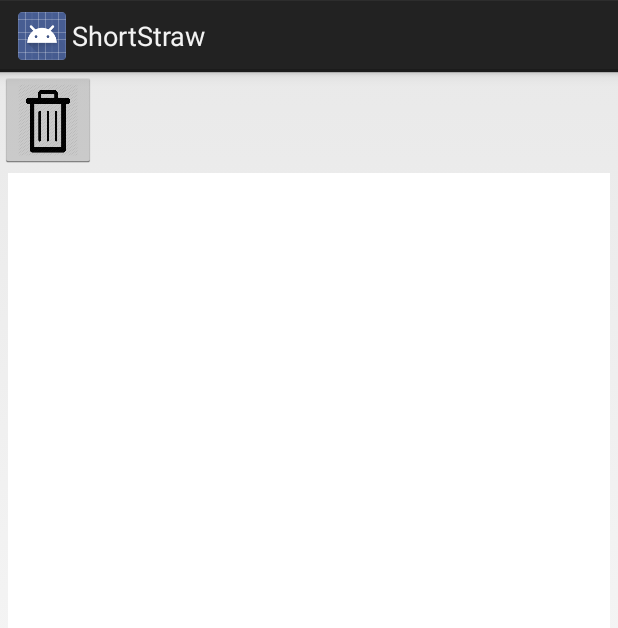
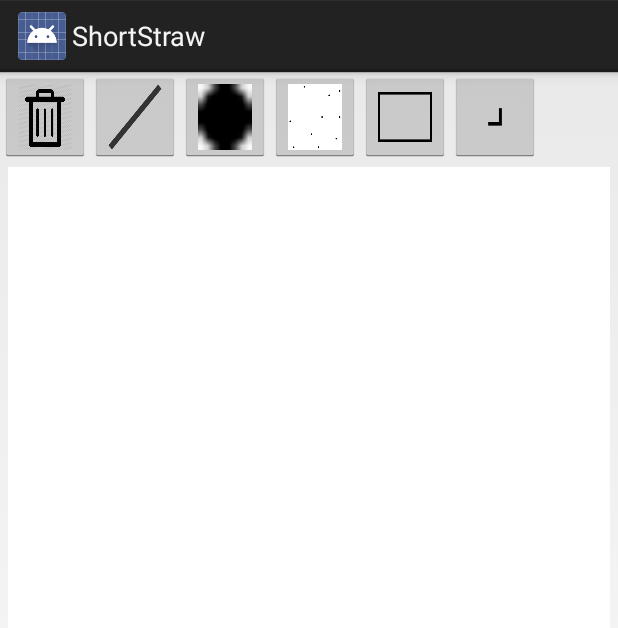
Before and after one commit to maxouille/ShortStraw, an Android app: the screen it shows after launch (MainActivity), on a phone screen of 412 x 824 dp. Shown: the top 628 px of the screen. Run offline under Robolectric (Android 15) with nearby library versions, the phone set to English and light mode, and no system bars.

Commit message:
Add buttons to see resampled poitns, line, not resampled points and corners Improvements : Error when just touch the screen Implement the shpae detection Improve the algorithm

```diff
--- a/app/src/main/java/com/master/shortstraw/DrawingPanel.java
+++ b/app/src/main/java/com/master/shortstraw/DrawingPanel.java
@@ -27,7 +27,7 @@ public class DrawingPanel extends View {
     //drawing path
     private Path drawPath;
     //drawing and canvas paint
-    private Paint drawPaintLine, drawPaintPoints, drawPaintCorners, canvasPaint;
+    private Paint drawPaintLine, drawPaintPoints, drawPaintSampledPoints, drawPaintCorners, drawPaintBox, canvasPaint;
     //initial color
     private int paintColor = 0xFF660000;
     //canvas
@@ -35,12 +35,23 @@ public class DrawingPanel extends View {
     //canvas bitmap
     private Bitmap canvasBitmap;
 
+    private boolean drawLine = true;
+    private boolean drawPoints = false;
+    private boolean drawSampledPoints = false;
+    private boolean drawBox = false;
+    private boolean drawCorners = true;
+
+    private ArrayList<PointF> cornerPoints;
+    private ShortStraw ss;
+
     public DrawingPanel(Context context, AttributeSet attrs){
         super(context, attrs);
         setupDrawing();
     }
 
     private void setupDrawing() {
+        ss = new ShortStraw(this);
+
         drawPath = new Path();
 
         //Set the drawPaintLine
@@ -63,6 +74,14 @@ public class DrawingPanel extends View {
         drawPaintPoints.setStrokeJoin(Paint.Join.ROUND);
         drawPaintPoints.setStrokeCap(Paint.Cap.ROUND);
 
+        //Set the drawPaintSampledPoints
+        drawPaintSampledPoints = new Paint();
+        drawPaintSampledPoints.setColor(0xFFDD2200);
+        drawPaintSampledPoints.setAntiAlias(true);
+        drawPaintSampledPoints.setStrokeWidth(20);
+        drawPaintSampledPoints.setStyle(Paint.Style.STROKE);
+        drawPaintSampledPoints.setStrokeJoin(Paint.Join.ROUND);
+        drawPaintSampledPoints.setStrokeCap(Paint.Cap.ROUND);
 
         //Set the drawPaintCorner
         drawPaintCorners = new Paint();
@@ -73,8 +92,16 @@ public class DrawingPanel extends View {
         drawPaintCorners.setStrokeJoin(Paint.Join.ROUND);
         drawPaintCorners.setStrokeCap(Paint.Cap.ROUND);
 
+        //Set the drawPaintBox
+        drawPaintBox = new Paint();
+        drawPaintBox.setColor(0xFF662200);
+        drawPaintBox.setAntiAlias(true);
+        drawPaintBox.setStrokeWidth(20);
+        drawPaintBox.setStyle(Paint.Style.STROKE);
+        drawPaintBox.setStrokeJoin(Paint.Join.ROUND);
+        drawPaintBox.setStrokeCap(Paint.Cap.ROUND);
+
         canvasPaint = new Paint(Paint.DITHER_FLAG);
-
     }
 
     /** Called when the custom view is assigned a size
@@ -93,7 +120,40 @@ public class DrawingPanel extends View {
     @Override
     protected void onDraw(Canvas canvas) {
         canvas.drawBitmap(canvasBitmap, 0, 0, canvasPaint);
-        canvas.drawPath(drawPath, drawPaintLine);
+
+        //Draw the boundingBox
+        if (drawBox) {
+            drawCanvas.drawRect(ss.getBoundingBox(), drawPaintBox);
+        }
+
+        if (drawLine) {
+            //Draw the stroke
+            drawCanvas.drawPath(drawPath, drawPaintLine);
+        }
+
+        if(drawPoints) {
+            //Draw the points not sampled
+            for (PointF po : pointList) {
+                drawCanvas.drawPoint(po.x, po.y, drawPaintPoints);
+            }
+        }
+
+        //Draw sampled points
+        if (drawSampledPoints) {
+            for (PointF p : ss.getResampledPoints()) {
+                drawCanvas.drawPoint(p.x, p.y, drawPaintSampledPoints);
+            }
+        }
+
+        //Check if there is no error or if the list is not empty
+        if (cornerPoints != null && cornerPoints.size() != 0) {
+            if (drawCorners) {
+                //Draw corners
+                for (PointF po : cornerPoints) {
+                    drawCanvas.drawPoint(po.x, po.y, drawPaintCorners);
+                }
+            }
+        }
     }
 
     @Override
@@ -103,6 +163,9 @@ public class DrawingPanel extends View {
 
         switch (event.getAction()) {
             case MotionEvent.ACTION_DOWN:
+                //Reset drawPath and pointList
+                drawPath.reset();
+                pointList.clear();
                 drawPath.moveTo(touchX, touchY);
                 break;
             case MotionEvent.ACTION_MOVE:
@@ -110,27 +173,10 @@ public class DrawingPanel extends View {
                 drawPath.lineTo(touchX, touchY);
                 break;
             case MotionEvent.ACTION_UP:
-                //Draw the stroke
-                drawCanvas.drawPath(drawPath, drawPaintLine);
+                ss = new ShortStraw(this);
+                cornerPoints = ss.getCornerPoints(pointList);
 
-                //Draw the points not sampled
-                for (PointF po : pointList) {
-                    drawCanvas.drawPoint(po.x, po.y, drawPaintPoints);
-                }
 
-                ShortStraw ss = new ShortStraw();
-                ArrayList<PointF> cornerPoints = ss.getCornerPoints(pointList);
-
-                //Check if there is no error or if the list is not empty
-                if (cornerPoints != null && cornerPoints.size() != 0) {
-                    //Draw corners
-                    for (PointF po : cornerPoints) {
-                        drawCanvas.drawPoint(po.x, po.y, drawPaintCorners);
-                    }
-                }
-
-                drawPath.reset();
-                pointList.clear();
                 break;
             default:
                 return false;
@@ -140,6 +186,70 @@ public class DrawingPanel extends View {
         return true;
     }
 
+    public boolean isDrawLine() {
+        return drawLine;
+    }
+
+    public void setDrawLine(boolean drawLine) {
+        this.drawLine = drawLine;
+    }
+
+    public boolean isDrawPoints() {
+        return drawPoints;
+    }
+
+    public void setDrawPoints(boolean drawPoints) {
+        this.drawPoints = drawPoints;
+    }
+
+    public boolean isDrawSampledPoints() {
+        return drawSampledPoints;
+    }
+
+    public void setDrawSampledPoints(boolean drawSampledPoints) {
+        this.drawSampledPoints = drawSampledPoints;
+    }
+
+    public boolean isDrawBox() {
+        return drawBox;
+    }
+
+    public void setDrawBox(boolean drawBox) {
+        this.drawBox = drawBox;
+    }
+
+    public boolean isDrawCorners() {
+        return drawCorners;
+    }
+
+    public void setDrawCorners(boolean drawCorners) {
+        this.drawCorners = drawCorners;
+    }
+
+    public Paint getDrawPaintBox() {
+        return drawPaintBox;
+    }
+
+    public void setDrawPaintBox(Paint drawPaintBox) {
+        this.drawPaintBox = drawPaintBox;
+    }
+
+    public Paint getDrawPaintSampledPoints() {
+        return drawPaintSampledPoints;
+    }
+
+    public void setDrawPaintSampledPoints(Paint drawPaintSampledPoints) {
+        this.drawPaintSampledPoints = drawPaintSampledPoints;
+    }
+
+    public Canvas getDrawCanvas() {
+        return drawCanvas;
+    }
+
+    public void setDrawCanvas(Canvas drawCanvas) {
+        this.drawCanvas = drawCanvas;
+    }
+
     public void reset () {
         drawPath.reset();
         drawCanvas.drawColor(0, PorterDuff.Mode.CLEAR);
--- a/app/src/main/java/com/master/shortstraw/MainActivity.java
+++ b/app/src/main/java/com/master/shortstraw/MainActivity.java
@@ -1,6 +1,7 @@
 package com.master.shortstraw;
 
 import android.app.Activity;
+import android.graphics.PorterDuff;
 import android.os.Bundle;
 import android.view.View;
 import android.widget.ImageButton;
@@ -13,6 +14,11 @@ public class MainActivity extends Activity {
         setContentView(R.layout.drawing_view);
 
         ImageButton resetButton = (ImageButton) findViewById(R.id.resetButton);
+        ImageButton lineButton = (ImageButton) findViewById(R.id.strokeButton);
+        ImageButton pointButton = (ImageButton) findViewById(R.id.pointsButton);
+        ImageButton sampleButton = (ImageButton) findViewById(R.id.sampleButton);
+        ImageButton rectButton = (ImageButton) findViewById(R.id.boxButton);
+        ImageButton cornerButton = (ImageButton) findViewById(R.id.cornerButton);
 
         final DrawingPanel drawingPanel = (DrawingPanel) findViewById(R.id.drawingPanel);
         resetButton.setOnClickListener(new View.OnClickListener() {
@@ -22,5 +28,49 @@ public class MainActivity extends Activity {
            }
         });
 
+        lineButton.setOnClickListener(new View.OnClickListener() {
+            @Override
+            public void onClick(View v) {
+                drawingPanel.setDrawLine(!drawingPanel.isDrawLine());
+                drawingPanel.getDrawCanvas().drawColor(0, PorterDuff.Mode.CLEAR);
+                drawingPanel.invalidate();
+            }
+        });
+
+        pointButton.setOnClickListener(new View.OnClickListener() {
+            @Override
+            public void onClick(View v) {
+                drawingPanel.setDrawPoints(!drawingPanel.isDrawPoints());
+                drawingPanel.getDrawCanvas().drawColor(0, PorterDuff.Mode.CLEAR);
+                drawingPanel.invalidate();
+            }
+        });
+
+        sampleButton.setOnClickListener(new View.OnClickListener() {
+            @Override
+            public void onClick(View v) {
+                drawingPanel.setDrawSampledPoints(!drawingPanel.isDrawSampledPoints());
+                drawingPanel.getDrawCanvas().drawColor(0, PorterDuff.Mode.CLEAR);
+                drawingPanel.invalidate();
+            }
+        });
+
+        rectButton.setOnClickListener(new View.OnClickListener() {
+            @Override
+            public void onClick(View v) {
+                drawingPanel.setDrawBox(!drawingPanel.isDrawBox());
+                drawingPanel.getDrawCanvas().drawColor(0, PorterDuff.Mode.CLEAR);
+                drawingPanel.invalidate();
+            }
+        });
+
+        cornerButton.setOnClickListener(new View.OnClickListener() {
+            @Override
+            public void onClick(View v) {
+                drawingPanel.setDrawCorners(!drawingPanel.isDrawCorners());
+                drawingPanel.getDrawCanvas().drawColor(0, PorterDuff.Mode.CLEAR);
+                drawingPanel.invalidate();
+            }
+        });
     }
 }
--- a/app/src/main/java/com/master/shortstraw/ShortStraw.java
+++ b/app/src/main/java/com/master/shortstraw/ShortStraw.java
@@ -1,7 +1,9 @@
 package com.master.shortstraw;
 
 import android.graphics.PointF;
+import android.graphics.RectF;
 import android.util.Log;
+import android.view.View;
 
 import java.util.ArrayList;
 import java.util.Collections;
@@ -16,7 +18,12 @@ public class ShortStraw {
     private double MEDIAN_TRESHOLD = 0.95;
     private double LINE_TGRESHOLD = 0.95;
 
-    public ShortStraw () {
+    private DrawingPanel drawingPanel;
+    private RectF boundingBox = new RectF();
+    private ArrayList<PointF> resampledPoints = new ArrayList<PointF>();
+
+    public ShortStraw (DrawingPanel drawingPanel) {
+        this.drawingPanel = drawingPanel;
     }
 
     /**
@@ -27,8 +34,9 @@ public class ShortStraw {
         if (pList.isEmpty() || pList.size() < 2) {
             return null;
         }
+        else {
             float interSpacingDistance = (float) determineResamplingSpacing(pList);
-        ArrayList<PointF> resampledPoints = resampling(pList, interSpacingDistance);
+            resampledPoints = resampling(pList, interSpacingDistance);
             ArrayList<Integer> indicesPoints = getCorners(resampledPoints);
             ArrayList<PointF> cornerPoints = new ArrayList<PointF>();
             for (int i = 0; i < indicesPoints.size(); i++) {
@@ -36,6 +44,7 @@ public class ShortStraw {
                 cornerPoints.add(new PointF(p.x, p.y));
             }
             return cornerPoints;
+        }
     }
 
     /**
@@ -59,7 +68,7 @@ public class ShortStraw {
         PointF topLeftPoint = points[0];
         PointF bottomRightPoint = points[1];
 
-        //RectF boundingBox = new RectF(topLeftPoint.x, topLeftPoint.y, bottomRightPoint.x, bottomRightPoint.y);
+        boundingBox = new RectF(topLeftPoint.x, topLeftPoint.y, bottomRightPoint.x, bottomRightPoint.y);
 
         //Get the boundingBox diagonal
         double boundingBoxDiagonal = distance(topLeftPoint, bottomRightPoint);
@@ -282,4 +291,20 @@ public class ShortStraw {
         double d = (p1.x-p2.x)*(p1.x-p2.x) + (p1.y-p2.y)*(p1.y-p2.y);
         return Math.sqrt(d);
     }
+
+    public RectF getBoundingBox() {
+        return boundingBox;
     }
+
+    public void setBoundingBox(RectF boundingBox) {
+        this.boundingBox = boundingBox;
+    }
+
+    public ArrayList<PointF> getResampledPoints() {
+        return resampledPoints;
+    }
+
+    public void setResampledPoints(ArrayList<PointF> resampledPoints) {
+        this.resampledPoints = resampledPoints;
+    }
+}
--- a/app/src/main/res/layout/drawing_view.xml
+++ b/app/src/main/res/layout/drawing_view.xml
@@ -1,25 +1,65 @@
 <?xml version="1.0" encoding="utf-8"?>
-<LinearLayout xmlns:android="http://schemas.android.com/apk/res/android"
-    android:orientation="vertical" android:layout_width="match_parent"
+<RelativeLayout xmlns:android="http://schemas.android.com/apk/res/android"
+    android:layout_width="match_parent"
     android:layout_height="match_parent">
 
     <ImageButton
-        android:layout_width="64dp"
-        android:layout_height="64dp"
+        android:layout_width="60dp"
+        android:layout_height="60dp"
         android:id="@+id/resetButton"
         android:src="@drawable/reset"
         android:scaleType="fitXY"/>
+
+    <ImageButton
+        android:layout_width="60dp"
+        android:layout_height="60dp"
+        android:id="@+id/strokeButton"
+        android:src="@drawable/line"
+        android:scaleType="fitXY"
+        android:layout_toRightOf="@id/resetButton"/>
+
+    <ImageButton
+        android:layout_width="60dp"
+        android:layout_height="60dp"
+        android:id="@+id/pointsButton"
+        android:src="@drawable/point"
+        android:scaleType="fitXY"
+        android:layout_toRightOf="@id/strokeButton"/>
+
+    <ImageButton
+        android:layout_width="60dp"
+        android:layout_height="60dp"
+        android:id="@+id/sampleButton"
+        android:src="@drawable/sample"
+        android:scaleType="fitXY"
+        android:layout_toRightOf="@id/pointsButton"/>
+
+    <ImageButton
+        android:layout_width="60dp"
+        android:layout_height="60dp"
+        android:id="@+id/boxButton"
+        android:src="@drawable/rect"
+        android:scaleType="fitXY"
+        android:layout_toRightOf="@id/sampleButton"/>
+
+    <ImageButton
+        android:layout_width="60dp"
+        android:layout_height="60dp"
+        android:id="@+id/cornerButton"
+        android:src="@drawable/corner"
+        android:scaleType="fitXY"
+        android:layout_toRightOf="@id/boxButton"/>
 
 
     <com.master.shortstraw.DrawingPanel
         android:id="@+id/drawingPanel"
         android:layout_width="fill_parent"
-        android:layout_height="0dp"
+        android:layout_height="fill_parent"
         android:layout_marginBottom="3dp"
         android:layout_marginLeft="5dp"
         android:layout_marginRight="5dp"
         android:layout_marginTop="3dp"
-        android:layout_weight="1"
-        android:background="#FFFFFFFF" />
+        android:background="#FFFFFFFF"
+        android:layout_below="@id/resetButton"/>
 
-</LinearLayout>
+</RelativeLayout>
```
Also changed, not shown: app/src/main/res/drawable-xhdpi/corner.png (added), app/src/main/res/drawable-xhdpi/line.png (added), app/src/main/res/drawable-xhdpi/point.png (added), app/src/main/res/drawable-xhdpi/rect.png (added), app/src/main/res/drawable-xhdpi/sample.png (added). Lines whose indentation alone changed are shown as unchanged.
